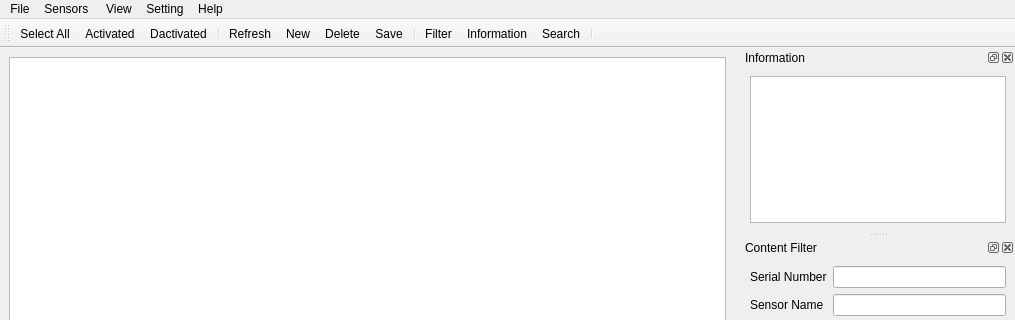
Qt form src/resources/ui/main.ui (TUD-IMB/fosKeyMan) before a commit; both pictures show x 0 to 1015 and y 0 to 320 of the 1015 by 782 pixel window.
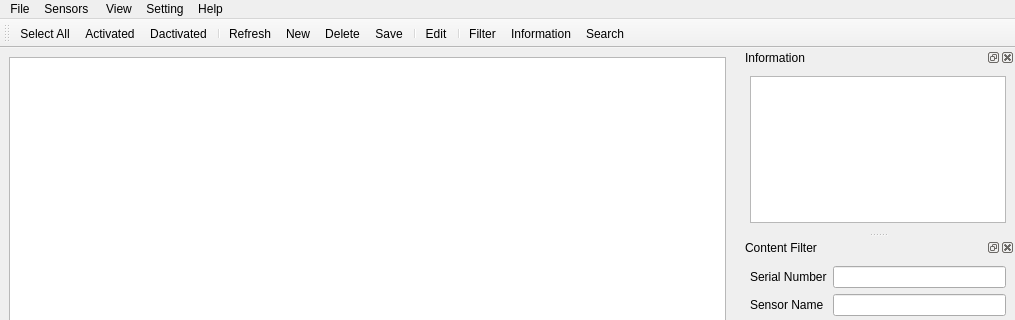
The same form after that commit. Icons and pictures are not drawn.

The edit to the form file:
```diff
--- a/src/resources/ui/main.ui
+++ b/src/resources/ui/main.ui
@@ -50,10 +50,11 @@
    <addaction name="actionDelete"/>
    <addaction name="actionSaveChange"/>
    <addaction name="separator"/>
+   <addaction name="actionEdit"/>
+   <addaction name="separator"/>
    <addaction name="actionFilter"/>
    <addaction name="actionInformation"/>
    <addaction name="actionSearch"/>
-   <addaction name="separator"/>
   </widget>
   <widget class="QDockWidget" name="infoDockWidget">
    <property name="minimumSize">
@@ -632,6 +633,18 @@
     <string>Save as json</string>
    </property>
   </action>
+  <action name="actionEdit">
+   <property name="icon">
+    <iconset resource="../toolicons.qrc">
+     <normaloff>:/icons/icons/edit.svg</normaloff>:/icons/icons/edit.svg</iconset>
+   </property>
+   <property name="text">
+    <string>Edit</string>
+   </property>
+   <property name="menuRole">
+    <enum>QAction::MenuRole::NoRole</enum>
+   </property>
+  </action>
  </widget>
  <resources>
   <include location="../toolicons.qrc"/>
```
